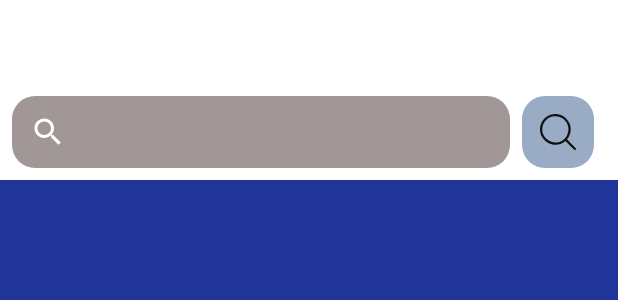
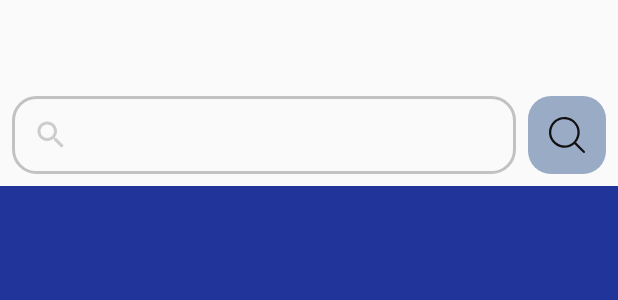
Before and after one commit to aw3som3pl/TumblrViewer, an Android app: the layout activity_main.xml on its own in the app's theme, with its tools: preview values and no code run, on a phone screen of 412 x 824 dp. Shown: the top 300 px of the screen. Run offline under Robolectric (Android 15) with nearby library versions, the phone set to English and light mode, and no system bars; network calls fail.

```diff
--- a/app/src/main/java/com/jnsoftware/tumblr/ui/base/BasePresenter.java
+++ b/app/src/main/java/com/jnsoftware/tumblr/ui/base/BasePresenter.java
@@ -86,7 +86,7 @@ public class BasePresenter<V extends MvpView> implements MvpPresenter<V> {
                     mMvpView.onError("No Internet Connection");
                     break;
                 default:
-                    mMvpView.onError(error.getLocalizedMessage());
+                    mMvpView.onError("No such user exists");
 
             }
         }
--- a/app/src/main/java/com/jnsoftware/tumblr/utils/CommonUtils.java
+++ b/app/src/main/java/com/jnsoftware/tumblr/utils/CommonUtils.java
@@ -73,7 +73,7 @@ public class CommonUtils {
     {
         String validUrl = "";
 
-        String urlRegex = "(http)?s?:?\\/\\/[a-zA-Z0-9\\-\\.]+\\.[a-zA-Z]{2,3}(\\/\\S*)?mp4";
+        String urlRegex = "(?<protocol>https?:\\/\\/(www\\.)?|www\\.)(?=.*mp4$|(?:youtu\\.?be))(?<url>.*)";
         Pattern pattern = Pattern.compile(urlRegex, Pattern.CASE_INSENSITIVE);
         Matcher urlMatcher = pattern.matcher(text);
 
--- /dev/null
+++ b/app/src/main/res/drawable/round_border_15.xml
@@ -0,0 +1,14 @@
+<?xml version="1.0" encoding="utf-8"?>
+<shape xmlns:android="http://schemas.android.com/apk/res/android">
+    <stroke
+        android:width="2dp"
+        android:color="@color/searchbar_grey" />
+
+    <padding
+        android:bottom="2dp"
+        android:left="2dp"
+        android:right="2dp"
+        android:top="2dp" />
+
+    <corners android:radius="15dp" />
+</shape>
--- a/app/src/main/res/layout/activity_main.xml
+++ b/app/src/main/res/layout/activity_main.xml
@@ -6,29 +6,6 @@
     android:layout_height="match_parent"
     android:fitsSystemWindows="true"
     tools:context=".ui.main.MainActivity">
-
-    <com.google.android.material.appbar.AppBarLayout
-        android:id="@+id/topBar"
-        android:layout_width="match_parent"
-        android:layout_height="wrap_content"
-        android:background="#FFFFFF"
-        android:fitsSystemWindows="true"
-        android:theme="@style/AppTheme.AppBarOverlay"
-        app:layout_constraintEnd_toEndOf="parent"
-        app:layout_constraintStart_toStartOf="parent"
-        app:layout_constraintTop_toTopOf="parent">
-
-        <com.google.android.material.appbar.CollapsingToolbarLayout
-            android:id="@+id/toolbarLayout"
-            android:layout_width="match_parent"
-            android:layout_height="wrap_content"
-            android:fitsSystemWindows="true"
-            app:layout_scrollFlags="scroll|exitUntilCollapsed"
-            app:toolbarId="@+id/toolbar">
-
-            <androidx.constraintlayout.widget.ConstraintLayout
-                android:layout_width="match_parent"
-                android:layout_height="match_parent">
 
     <androidx.appcompat.widget.Toolbar
         android:id="@+id/toolbar"
@@ -40,11 +17,20 @@
         app:layout_constraintTop_toTopOf="parent"
         app:popupTheme="@style/AppTheme.PopupOverlay" />
 
+    <androidx.constraintlayout.widget.ConstraintLayout
+        android:id="@+id/constraintLayout"
+        android:layout_width="match_parent"
+        android:layout_height="0dp"
+        android:layout_marginTop="8dp"
+        app:layout_constraintEnd_toEndOf="parent"
+        app:layout_constraintStart_toStartOf="parent"
+        app:layout_constraintTop_toBottomOf="@+id/toolbar">
+
         <ImageButton
             android:id="@+id/searchButton"
             android:layout_width="wrap_content"
             android:layout_height="0dp"
-                    android:layout_marginEnd="16dp"
+            android:layout_marginEnd="8dp"
             android:adjustViewBounds="true"
             android:background="@drawable/round_corners_15"
             android:backgroundTint="#99ABC5"
@@ -59,11 +45,9 @@
             android:layout_width="0dp"
             android:layout_height="wrap_content"
             android:layout_marginStart="8dp"
-                    android:layout_marginTop="8dp"
             android:layout_marginEnd="8dp"
-                    android:layout_marginBottom="8dp"
-                    android:background="@drawable/round_corners_15"
-                    android:backgroundTint="#A19797"
+            android:background="@drawable/round_border_15"
+            android:backgroundTintMode="src_in"
             android:foregroundTintMode="multiply"
             android:inputType="text"
             android:queryHint="@string/searchbar_hint"
@@ -71,20 +55,20 @@
             app:layout_constraintBottom_toBottomOf="parent"
             app:layout_constraintEnd_toStartOf="@+id/searchButton"
             app:layout_constraintStart_toStartOf="parent"
-                    app:layout_constraintTop_toBottomOf="@+id/toolbar">
+            app:layout_constraintTop_toTopOf="parent">
 
         </SearchView>
     </androidx.constraintlayout.widget.ConstraintLayout>
-
-        </com.google.android.material.appbar.CollapsingToolbarLayout>
-    </com.google.android.material.appbar.AppBarLayout>
 
     <androidx.swiperefreshlayout.widget.SwipeRefreshLayout
         android:id="@+id/swipeRefreshContainer"
         android:layout_width="match_parent"
         android:layout_height="0dp"
+        android:layout_marginTop="8dp"
         app:layout_constraintBottom_toBottomOf="parent"
-        app:layout_constraintTop_toBottomOf="@+id/topBar">
+        app:layout_constraintEnd_toEndOf="parent"
+        app:layout_constraintStart_toStartOf="parent"
+        app:layout_constraintTop_toBottomOf="@+id/constraintLayout">
 
         <ScrollView
             android:layout_width="match_parent"
--- a/app/src/main/res/layout/item_conversation.xml
+++ b/app/src/main/res/layout/item_conversation.xml
@@ -47,10 +47,9 @@
             android:layout_height="match_parent"
             android:layout_weight="1"
             android:gravity="center"
-            android:text="TextView"
             android:textAlignment="center"
-            android:textColor="#0B0909"
-            android:textSize="18dp"
+            android:textColor="@color/text_black"
+            android:textSize="24dp"
             android:textStyle="bold" />
     </LinearLayout>
 
--- a/app/src/main/res/layout/item_photo.xml
+++ b/app/src/main/res/layout/item_photo.xml
@@ -47,10 +47,9 @@
             android:layout_height="match_parent"
             android:layout_weight="1"
             android:gravity="center"
-            android:text="TextView"
             android:textAlignment="center"
-            android:textColor="#0B0909"
-            android:textSize="18dp"
+            android:textColor="@color/text_black"
+            android:textSize="24dp"
             android:textStyle="bold" />
     </LinearLayout>
 
--- a/app/src/main/res/layout/item_video.xml
+++ b/app/src/main/res/layout/item_video.xml
@@ -47,10 +47,9 @@
             android:layout_height="match_parent"
             android:layout_weight="1"
             android:gravity="center"
-            android:text="TextView"
             android:textAlignment="center"
-            android:textColor="#0B0909"
-            android:textSize="18dp"
+            android:textColor="@color/text_black"
+            android:textSize="24dp"
             android:textStyle="bold" />
     </LinearLayout>
 
@@ -71,7 +70,6 @@
             android:layout_width="match_parent"
             android:layout_height="wrap_content"
             android:layout_marginBottom="10dp"
-            android:text="TextView"
             android:textAlignment="center"
             android:textColor="@color/text_black"
             android:textSize="18dp"
--- a/app/src/main/res/menu/menu_main.xml
+++ b/app/src/main/res/menu/menu_main.xml
@@ -3,8 +3,8 @@
     xmlns:tools="http://schemas.android.com/tools"
     tools:context="com.jnsoftware.tumblr.ui.main.MainActivity">
     <item
-        android:id="@+id/action_settings"
+        android:id="@+id/action_exit"
         android:orderInCategory="100"
-        android:title="@string/action_settings"
+        android:title="@string/action_exit"
         app:showAsAction="never" />
 </menu>
--- a/app/src/main/res/values/colors.xml
+++ b/app/src/main/res/values/colors.xml
@@ -19,4 +19,5 @@
     <color name="text_grey">#252525</color>
     <color name="text_link">#0711CC</color>
     <color name="text_quote">#1F242C</color>
+    <color name="searchbar_grey">#C2C2C2</color>
 </resources>
--- a/app/src/main/res/values/strings.xml
+++ b/app/src/main/res/values/strings.xml
@@ -1,6 +1,7 @@
 <resources>
     <string name="app_name">TumblrViewer</string>
     <string name="action_settings">Settings</string>
+    <string name="action_exit">Exit</string>
     <string name="some_error">Something went wrong</string>
 
     <string name="empty_screen">We do not have anything\nhere right now. Please Retry</string>
```
Also changed, not shown: app/src/main/java/com/jnsoftware/tumblr/ui/main/MainActivity.java (+15 -29 lines), app/src/main/java/com/jnsoftware/tumblr/ui/main/MainPresenter.java (+15 -3 lines), app/src/main/java/com/jnsoftware/tumblr/ui/main/TumblrFeedAdapter.java (+4 -6 lines), app/src/main/res/layout/item_audio.xml (+2 -8 lines), app/src/main/res/layout/item_empty_view.xml (+1 -17 lines), app/src/main/res/layout/item_link.xml (+2 -5 lines), app/src/main/res/layout/item_quote.xml (+2 -5 lines), app/src/main/res/layout/item_regular.xml (+2 -5 lines), app/src/main/res/values/styles.xml (+11 -0 lines), 29 other files. Lines whose indentation alone changed are shown as unchanged.
